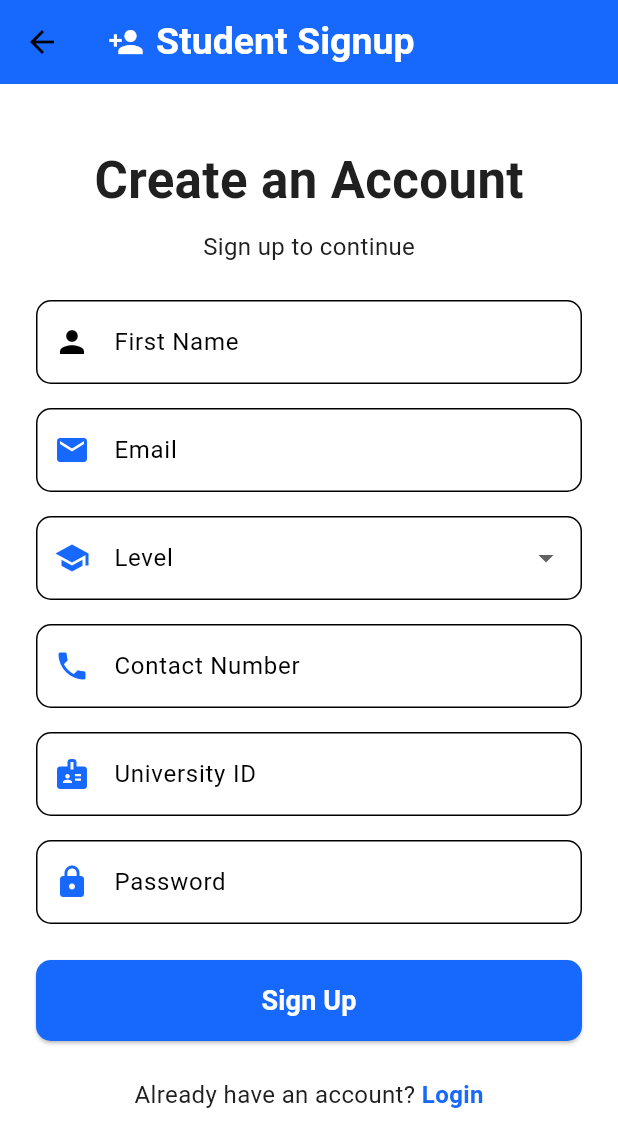
After one commit to Hirushan-Subasinghe/medicine-frontend, a Flutter app: the StudentSignupPage screen opened directly, on a phone screen of 412 x 824 dp. The commit adds this screen. Shown: the top 1147 px of the screen. Run offline on Flutter 3.47's test engine with Material 3 defaults, Android fonts, the light colour scheme and no system bars.

Commit message:
home page ui design updated

```diff
--- a/lib/views/auth/login_page.dart
+++ b/lib/views/auth/login_page.dart
@@ -1,4 +1,5 @@
 import 'package:flutter/material.dart';
+import 'package:medicine/views/auth/signup_page.dart';
 import '../../core/constants.dart';
 import '../main_menu/main_menu.dart';
 
@@ -113,6 +114,12 @@ class LoginPage extends StatelessWidget {
                       child: GestureDetector(
                         onTap: () {
                           // Navigate to Register Page
+                          Navigator.push(
+                            context,
+                            MaterialPageRoute(
+                              builder: (context) => StudentSignupPage(),
+                            ),
+                          );
                         },
                         child: Text.rich(
                           TextSpan(
--- /dev/null
+++ b/lib/views/auth/signup_page.dart
@@ -0,0 +1,187 @@
+import 'package:flutter/material.dart';
+import '../../core/constants.dart';
+
+class StudentSignupPage extends StatefulWidget {
+  @override
+  _StudentSignupPageState createState() => _StudentSignupPageState();
+}
+
+class _StudentSignupPageState extends State<StudentSignupPage> {
+  String? selectedLevel;
+  final List<String> levels = [
+    "Level 1",
+    "Level 2",
+    "Level 3",
+    "Level 4",
+    "Level 5",
+  ];
+
+  @override
+  Widget build(BuildContext context) {
+    return Scaffold(
+      backgroundColor: AppColors.backgroundColor,
+      appBar: AppBar(
+        title: Row(
+          children: [
+            Icon(Icons.person_add, color: Colors.white),
+            SizedBox(width: 8),
+            Text(
+              "Student Signup",
+              style: TextStyle(color: Colors.white, fontSize: 25),
+            ),
+          ],
+        ),
+        backgroundColor: AppColors.primaryColor,
+      ),
+      body: SingleChildScrollView(
+        child: Padding(
+          padding: const EdgeInsets.symmetric(horizontal: 24.0),
+          child: Column(
+            crossAxisAlignment: CrossAxisAlignment.start,
+            children: [
+              SizedBox(height: 40),
+              Center(
+                child: Column(
+                  children: [
+                    Text("Create an Account", style: AppTextStyles.heading),
+                    SizedBox(height: 8),
+                    Text("Sign up to continue", style: AppTextStyles.body),
+                  ],
+                ),
+              ),
+              SizedBox(height: 24),
+
+              // First Name Field
+              TextField(
+                decoration: InputDecoration(
+                  labelText: "First Name",
+                  prefixIcon: Icon(Icons.person, color: Colors.black),
+                  border: OutlineInputBorder(
+                    borderRadius: BorderRadius.circular(10),
+                  ),
+                ),
+              ),
+              SizedBox(height: 16),
+
+              // Email Field
+              TextField(
+                decoration: InputDecoration(
+                  labelText: "Email",
+                  prefixIcon: Icon(Icons.email, color: AppColors.primaryColor),
+                  border: OutlineInputBorder(
+                    borderRadius: BorderRadius.circular(10),
+                  ),
+                ),
+              ),
+              SizedBox(height: 16),
+
+              // Level Dropdown
+              DropdownButtonFormField<String>(
+                decoration: InputDecoration(
+                  labelText: "Level",
+                  prefixIcon: Icon(Icons.school, color: AppColors.primaryColor),
+                  border: OutlineInputBorder(
+                    borderRadius: BorderRadius.circular(10),
+                  ),
+                ),
+                value: selectedLevel,
+                items:
+                    levels.map((level) {
+                      return DropdownMenuItem(value: level, child: Text(level));
+                    }).toList(),
+                onChanged: (value) {
+                  setState(() {
+                    selectedLevel = value;
+                  });
+                },
+              ),
+              SizedBox(height: 16),
+
+              // Contact Number Field
+              TextField(
+                decoration: InputDecoration(
+                  labelText: "Contact Number",
+                  prefixIcon: Icon(Icons.phone, color: AppColors.primaryColor),
+                  border: OutlineInputBorder(
+                    borderRadius: BorderRadius.circular(10),
+                  ),
+                ),
+                keyboardType: TextInputType.phone,
+              ),
+              SizedBox(height: 16),
+
+              // University ID Field
+              TextField(
+                decoration: InputDecoration(
+                  labelText: "University ID",
+                  prefixIcon: Icon(Icons.badge, color: AppColors.primaryColor),
+                  border: OutlineInputBorder(
+                    borderRadius: BorderRadius.circular(10),
+                  ),
+                ),
+              ),
+              SizedBox(height: 16),
+
+              // Password Field
+              TextField(
+                obscureText: true,
+                decoration: InputDecoration(
+                  labelText: "Password",
+                  prefixIcon: Icon(Icons.lock, color: AppColors.primaryColor),
+                  border: OutlineInputBorder(
+                    borderRadius: BorderRadius.circular(10),
+                  ),
+                ),
+              ),
+              SizedBox(height: 24),
+
+              // Signup Button
+              SizedBox(
+                width: double.infinity,
+                child: ElevatedButton(
+                  onPressed: () {
+                    // Handle Signup
+                  },
+                  style: ElevatedButton.styleFrom(
+                    backgroundColor: AppColors.primaryColor,
+                    shape: RoundedRectangleBorder(
+                      borderRadius: BorderRadius.circular(10),
+                    ),
+                    padding: EdgeInsets.symmetric(vertical: 14),
+                  ),
+                  child: Text("Sign Up", style: AppTextStyles.button),
+                ),
+              ),
+              SizedBox(height: 24),
+
+              // Login Navigation
+              Center(
+                child: GestureDetector(
+                  onTap: () {
+                    // Navigate to Login Page
+                  },
+                  child: Text.rich(
+                    TextSpan(
+                      text: "Already have an account? ",
+                      style: AppTextStyles.body,
+                      children: [
+                        TextSpan(
+                          text: "Login",
+                          style: TextStyle(
+                            color: AppColors.primaryColor,
+                            fontWeight: FontWeight.bold,
+                          ),
+                        ),
+                      ],
+                    ),
+                  ),
+                ),
+              ),
+              SizedBox(height: 30),
+            ],
+          ),
+        ),
+      ),
+    );
+  }
+}
```
